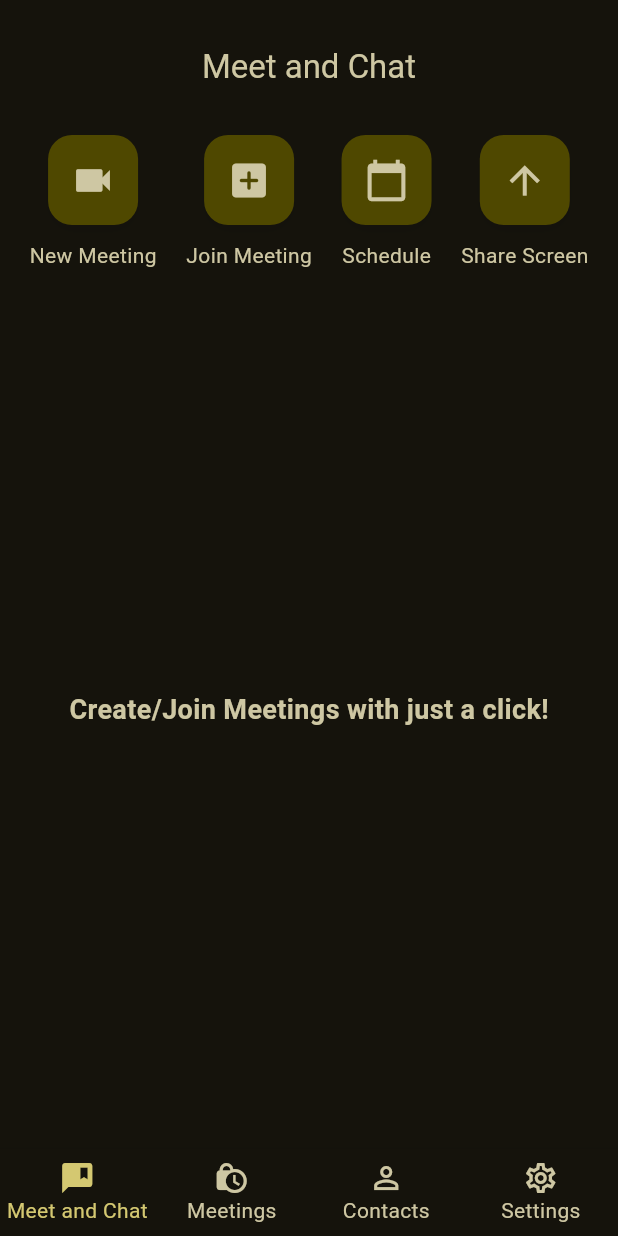
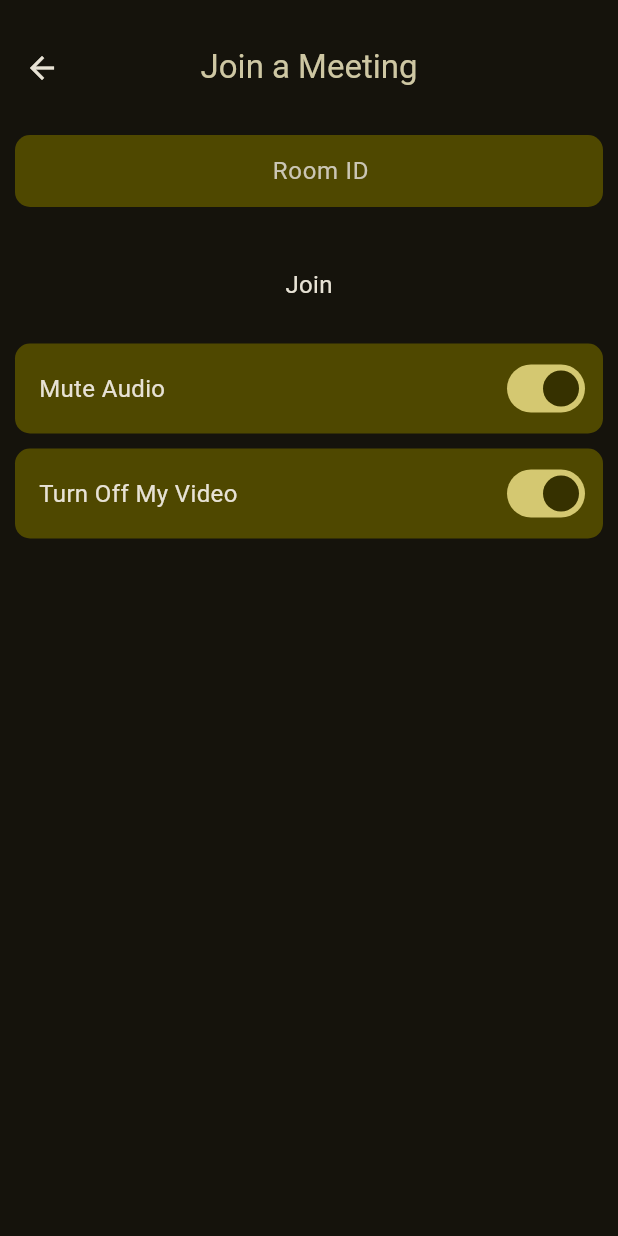
Before and after one commit to sayan32767/zoom_clone, a Flutter app: the screen it shows once a user with an empty profile is signed in, after a tap on "Join Meeting", on a phone screen of 412 x 824 dp. Run offline on Flutter 3.47's test engine with Material 3 defaults, Android fonts, the phone set to English and light mode, and no system bars; our stand-ins replace cloud_firestore, firebase_auth, firebase_core, google_sign_in; missing offline and left inert: jitsi_meet_flutter_sdk; accounts and stored records are empty; network calls fail.

Commit message:
Completed project

```diff
--- a/lib/main.dart
+++ b/lib/main.dart
@@ -3,6 +3,7 @@ import 'package:flutter/material.dart';
 import 'package:zoom_clone/resources/auth_methods.dart';
 import 'package:zoom_clone/screens/home_screen.dart';
 import 'package:zoom_clone/screens/login_screen.dart';
+import 'package:zoom_clone/screens/video_call_screen.dart';
 import 'firebase_options.dart';
 
 void main() async {
@@ -28,7 +29,8 @@ class MyApp extends StatelessWidget {
       ),
       routes: {
         '/login': (context) => const LoginScreen(),
-        '/home': (context) => const HomeScreen()
+        '/home': (context) => const HomeScreen(),
+        '/video-call':(context) => const VideoCallScreen()
       },
       home: StreamBuilder(
         stream: AuthMethods().authChanges,
--- /dev/null
+++ b/lib/resources/firestore_methods.dart
@@ -0,0 +1,20 @@
+import 'package:cloud_firestore/cloud_firestore.dart';
+import 'package:firebase_auth/firebase_auth.dart';
+
+class FirestoreMethods {
+  final FirebaseFirestore _firestore = FirebaseFirestore.instance;
+  final FirebaseAuth _auth = FirebaseAuth.instance;
+
+  Stream<QuerySnapshot<Map<String, dynamic>>> get meetingHistory => _firestore.collection('users').doc(_auth.currentUser!.uid).collection('meetings').snapshots();
+
+  void addToMeetingHistory (String meetingName) async {
+    try {
+      await _firestore.collection('users').doc(_auth.currentUser!.uid).collection('meetings').add({
+        'meetingName': meetingName,
+        'createdAt': DateTime.now()
+      });
+    } catch (e) {
+      print(e.toString());
+    }
+  }
+}
--- a/lib/resources/jitsi_meet_methods.dart
+++ b/lib/resources/jitsi_meet_methods.dart
@@ -1,8 +1,10 @@
 import 'package:jitsi_meet_flutter_sdk/jitsi_meet_flutter_sdk.dart';
 import 'package:zoom_clone/resources/auth_methods.dart';
+import 'package:zoom_clone/resources/firestore_methods.dart';
 
 class JitsiMeetMethods {
   final AuthMethods _authMethods = AuthMethods();
+  final FirestoreMethods _firestoreMethods = FirestoreMethods();
 
   Future<void> createNewMeeting({required String roomName, required bool isAudioMuted, required bool isVideoMuted}) async {
     try {
@@ -24,6 +26,7 @@ class JitsiMeetMethods {
           avatar: _authMethods.user.photoURL
         ),
       );
+      _firestoreMethods.addToMeetingHistory(roomName);
       await jitsiMeet.join(options);
     } catch(e) {
       print(e.toString());
--- a/lib/screens/meeting_screen.dart
+++ b/lib/screens/meeting_screen.dart
@@ -16,6 +16,10 @@ class MeetingScreen extends StatelessWidget {
       _jitsiMeetMethods.createNewMeeting(roomName: roomName, isAudioMuted: true, isVideoMuted: true);
     }
 
+    joinMeeting() {
+      Navigator.pushNamed(context, '/video-call');
+    }
+
     return Column(
       children: [
         Row(
@@ -27,20 +31,10 @@ class MeetingScreen extends StatelessWidget {
               icon: Icons.videocam,
             ),
             HomeMeetingButton(
-              onPressed: () {},
+              onPressed: joinMeeting,
               text: 'Join Meeting',
               icon: Icons.add_box_rounded,
             ),
-            HomeMeetingButton(
-              onPressed: () {},
-              text: 'Schedule',
-              icon: Icons.calendar_today,
-            ),
-            HomeMeetingButton(
-              onPressed: () {},
-              text: 'Share Screen',
-              icon: Icons.arrow_upward,
-            )
           ],
         ),
         Expanded(
--- /dev/null
+++ b/lib/screens/video_call_screen.dart
@@ -0,0 +1,118 @@
+import 'package:flutter/material.dart';
+import 'package:zoom_clone/resources/jitsi_meet_methods.dart';
+import 'package:zoom_clone/widgets/meeting_option.dart';
+
+class VideoCallScreen extends StatefulWidget {
+  const VideoCallScreen({super.key});
+
+  @override
+  State<VideoCallScreen> createState() => _VideoCallScreenState();
+}
+
+class _VideoCallScreenState extends State<VideoCallScreen> {
+  late TextEditingController meetingIdController;
+  late TextEditingController nameController;
+  final JitsiMeetMethods _jitsiMeetMethods = JitsiMeetMethods();
+  bool isAudioMuted = true;
+  bool isVideoMuted = true;
+
+  @override
+  void initState() {
+    meetingIdController = TextEditingController();
+    super.initState();
+  }
+
+  @override
+  void dispose() {
+    super.dispose();
+    meetingIdController.dispose();
+  }
+
+  _joinMeeting() {
+    _jitsiMeetMethods.createNewMeeting(roomName: meetingIdController.text, isAudioMuted: isAudioMuted, isVideoMuted: isVideoMuted);
+  }
+
+  @override
+  Widget build(BuildContext context) {
+    return Scaffold(
+      appBar: AppBar(
+        toolbarHeight: 90,
+        elevation: 0,
+        title: Text(
+          'Join a Meeting',
+          style: TextStyle(
+            color: Theme.of(context).colorScheme.secondary
+          ),
+        ),
+        centerTitle: true,
+      ),
+      body: Padding(
+        padding: const EdgeInsets.symmetric(horizontal: 10.0),
+        child: Column(
+          children: [
+            SizedBox(
+              height: 60,
+              child: TextField(
+                controller: meetingIdController,
+                maxLines: 1,
+                textAlign: TextAlign.center,
+                keyboardType: TextInputType.number,
+                decoration: InputDecoration(
+                  fillColor: Theme.of(context).colorScheme.primaryContainer,
+                  filled: true,
+                  border: OutlineInputBorder(
+                    borderRadius: BorderRadius.circular(10.0),
+                    borderSide: const BorderSide(
+                      width: 0,
+                      style: BorderStyle.none,
+                    )
+                  ),
+                  hintText: 'Room ID',
+                  contentPadding: const EdgeInsets.fromLTRB(16, 8, 0, 0)
+                ),
+              ),
+            ),
+            const SizedBox(height: 20),
+            InkWell(
+              onTap: _joinMeeting,
+              child: const Padding(
+                padding: EdgeInsets.all(8),
+                child: Text(
+                  'Join',
+                  style: TextStyle(
+                    fontSize: 16
+                  ),
+                ),
+              ),
+            ),
+            const SizedBox(height: 20),
+            MeetingOption(
+              text: 'Mute Audio',
+              isMute: isAudioMuted,
+              onChange: onAudioMuted,
+            ),
+            const SizedBox(height: 10.0),
+            MeetingOption(
+              text: 'Turn Off My Video',
+              isMute: isVideoMuted,
+              onChange: onVideoMuted,
+            )
+          ],
+        ),
+      ),
+    );
+  }
+
+  onAudioMuted (bool? val) {
+    setState(() {
+      isAudioMuted = val!;
+    });
+  }
+
+  onVideoMuted (bool? val) {
+    setState(() {
+      isVideoMuted = val!;
+    });
+  }
+
+}
--- /dev/null
+++ b/lib/widgets/meeting_option.dart
@@ -0,0 +1,37 @@
+import 'package:flutter/material.dart';
+
+class MeetingOption extends StatelessWidget {
+  final String text;
+  final bool isMute;
+  final Function(bool) onChange;
+  const MeetingOption({super.key, required this.text, required this.isMute, required this.onChange});
+
+  @override
+  Widget build(BuildContext context) {
+    return Container(
+      decoration: BoxDecoration(
+        borderRadius: BorderRadius.all(Radius.circular(10.0)),
+        color: Theme.of(context).colorScheme.primaryContainer,
+      ),
+      height: 60,
+      child: Padding(
+        padding: const EdgeInsets.symmetric(horizontal: 8.0),
+        child: Row(
+          mainAxisAlignment: MainAxisAlignment.spaceBetween,
+          children: [
+            Padding(
+              padding: const EdgeInsets.all(8.0),
+              child: Text(
+                text,
+                style: const TextStyle(
+                  fontSize: 16
+                ),
+              ),
+            ),
+            Switch(value: isMute, onChanged: onChange)
+          ],
+        ),
+      ),
+    );
+  }
+}
```
Also changed, not shown: lib/screens/history_meeting_screen.dart (+20 -1 lines), lib/screens/home_screen.dart (+20 -2 lines).
